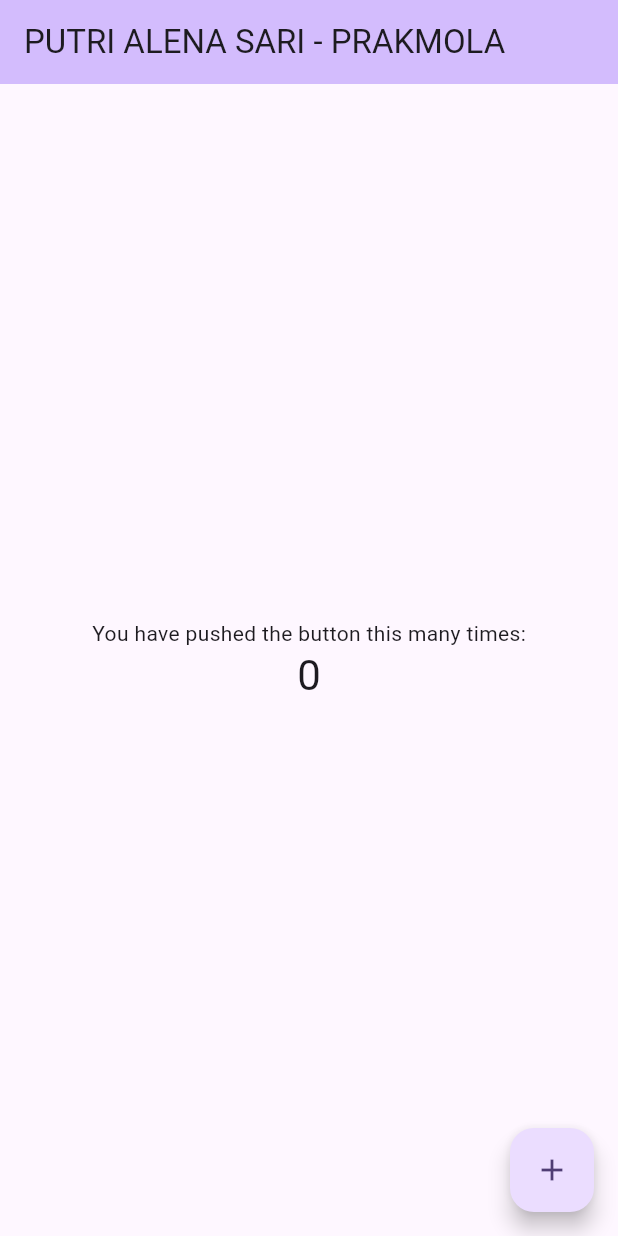
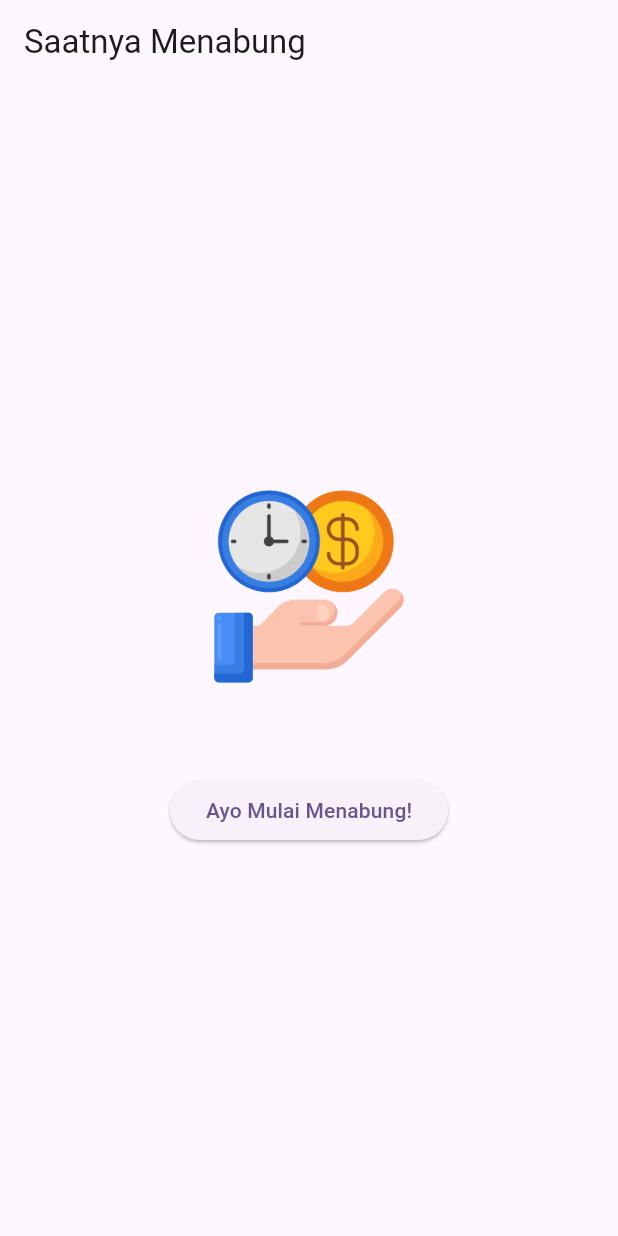
Before and after one commit to Alenaps/prak-mobilelanjut-2307051024, a Flutter app: the screen it shows after launch, on a phone screen of 412 x 824 dp. Run offline on Flutter 3.47's test engine with Material 3 defaults, Android fonts, the phone set to English and light mode, and no system bars.

Commit message:
Pertemuan 3: Basic Widget

```diff
--- /dev/null
+++ b/lib/basic_widget.dart
@@ -0,0 +1,31 @@
+import 'package:flutter/material.dart';
+
+class BasicWidget extends StatelessWidget {
+  const BasicWidget({super.key});
+
+  @override
+  Widget build(BuildContext  context) {
+    return Scaffold(
+      appBar: AppBar(
+        title: const Text('Saatnya Menabung'),
+      ), //AppBar
+      body: Center(
+        child: Column(
+          mainAxisAlignment: MainAxisAlignment.center,
+          children: [
+            Image.asset(
+                'assets/images/logo.png',
+                width: 150,
+                height: 150,
+              ),
+              const SizedBox(height: 50),
+              ElevatedButton(
+                onPressed: () {},
+                child: const Text('Ayo Mulai Menabung!'),
+              ), //ElevatedButton
+            ],
+          ), // Column
+        ),// center
+      ); // Scaffold
+    }
+  }
--- a/lib/main.dart
+++ b/lib/main.dart
@@ -1,4 +1,7 @@
 import 'package:flutter/material.dart';
+//import 'package:myapp/column_widget.dart';
+//import 'package:myapp/row_widget.dart';
+import 'package:myapp/basic_widget.dart';
 
 void main() {
   runApp(const MyApp());
@@ -7,30 +10,14 @@ void main() {
 class MyApp extends StatelessWidget {
   const MyApp({super.key});
 
-  // This widget is the root of your application.
   @override
   Widget build(BuildContext context) {
     return MaterialApp(
-      title: '2307051024',
+      title: 'Prakikum Mobile Lanjut',
       theme: ThemeData(
-        // This is the theme of your application.
-        //
-        // TRY THIS: Try running your application with "flutter run". You'll see
-        // the application has a purple toolbar. Then, without quitting the app,
-        // try changing the seedColor in the colorScheme below to Colors.green
-        // and then invoke "hot reload" (save your changes or press the "hot
-        // reload" button in a Flutter-supported IDE, or press "r" if you used
-        // the command line to start the app).
-        //
-        // Notice that the counter didn't reset back to zero; the application
-        // state is not lost during the reload. To reset the state, use hot
-        // restart instead.
-        //
-        // This works for code too, not just values: Most code changes can be
-        // tested with just a hot reload.
         colorScheme: ColorScheme.fromSeed(seedColor: Colors.deepPurple),
       ),
-      home: const MyHomePage(title: 'PUTRI ALENA SARI - PRAKMOLA'),
+      home: const BasicWidget(),
     );
   }
 }
--- a/pubspec.yaml
+++ b/pubspec.yaml
@@ -58,7 +58,8 @@ flutter:
   uses-material-design: true
 
   # To add assets to your application, add an assets section, like this:
-  # assets:
+  assets:
+      - assets/images/
   #   - images/a_dot_burr.jpeg
   #   - images/a_dot_ham.jpeg
 
```
Also changed, not shown: lib/column_widget.dart (added, +21 -0 lines), lib/row_widget.dart (added, +22 -0 lines), assets/images/logo.png (added).
